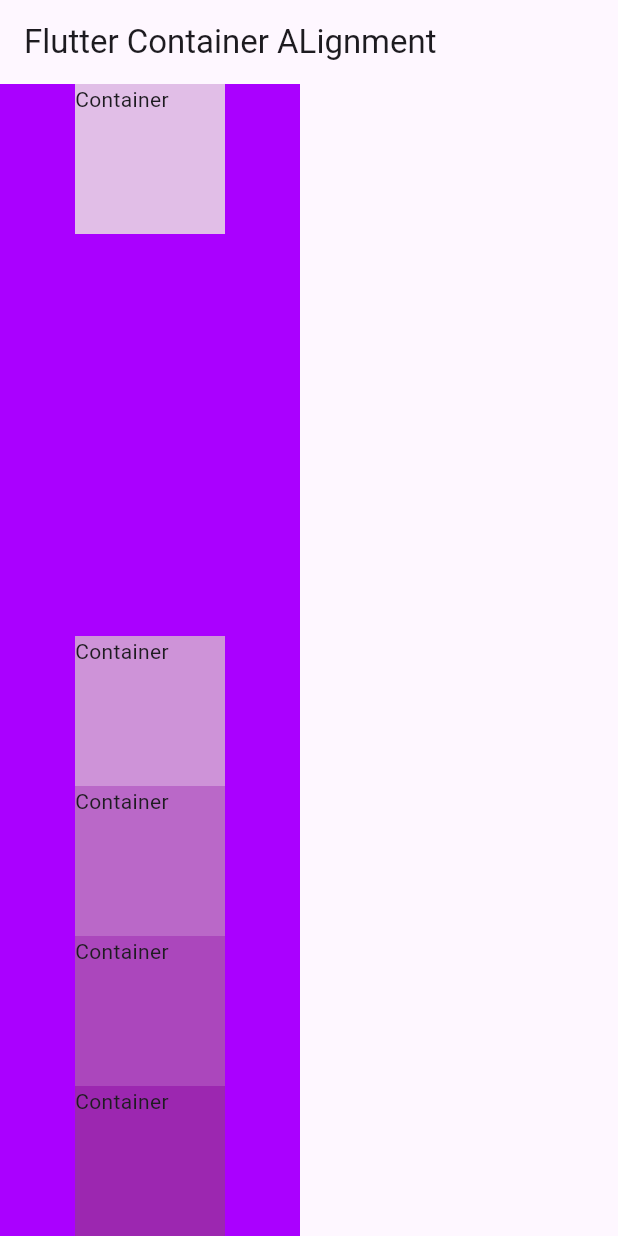
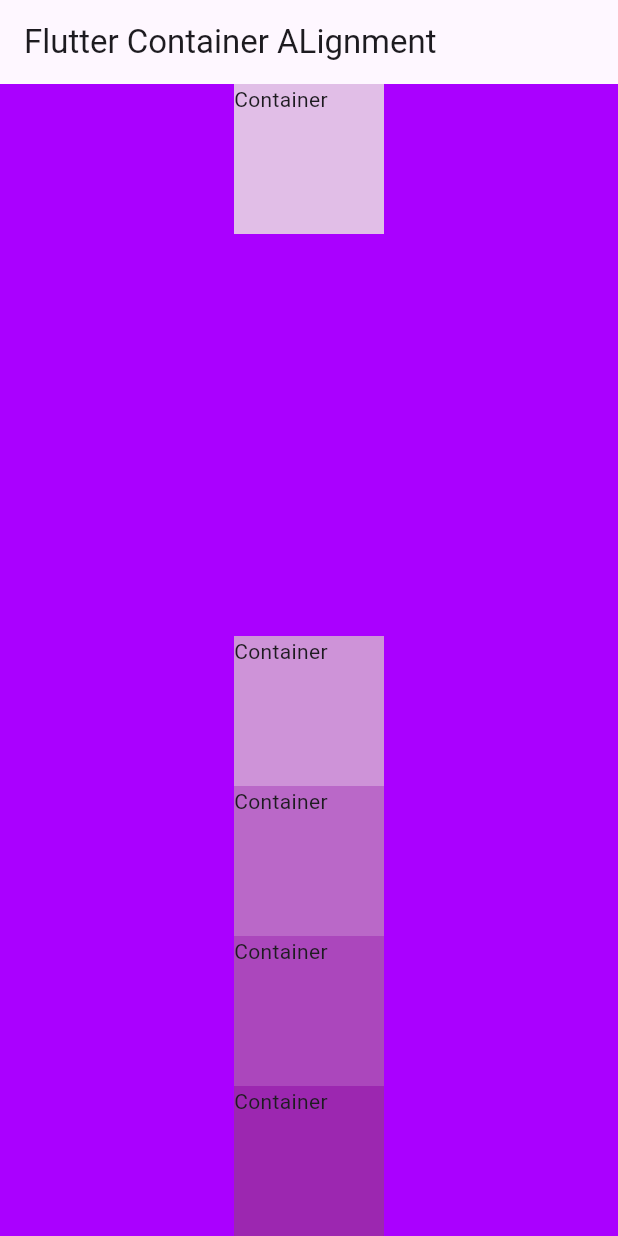
Before and after one commit to meetshaheer/flutter-container-alignment, a Flutter app: the screen it shows after launch, on a phone screen of 412 x 824 dp. Run offline on Flutter 3.47's test engine with Material 3 defaults, Android fonts, the phone set to English and light mode, and no system bars.

Commit message:
update with parent container infinity width and by default columns cross access alignment

```diff
--- a/container_alignment/lib/flutter_container_alignmet.dart
+++ b/container_alignment/lib/flutter_container_alignmet.dart
@@ -12,11 +12,10 @@ class flutter_container_alignment extends StatelessWidget {
       ),
       body: Container(
         color: Colors.purpleAccent[700],
-        width: 200,
+        width: double.infinity,
         child: Column(
           // mainAxisSize: MainAxisSize.max,
           mainAxisSize: MainAxisSize.min,
-
           children: [
             Container(
               height: 100,
```
